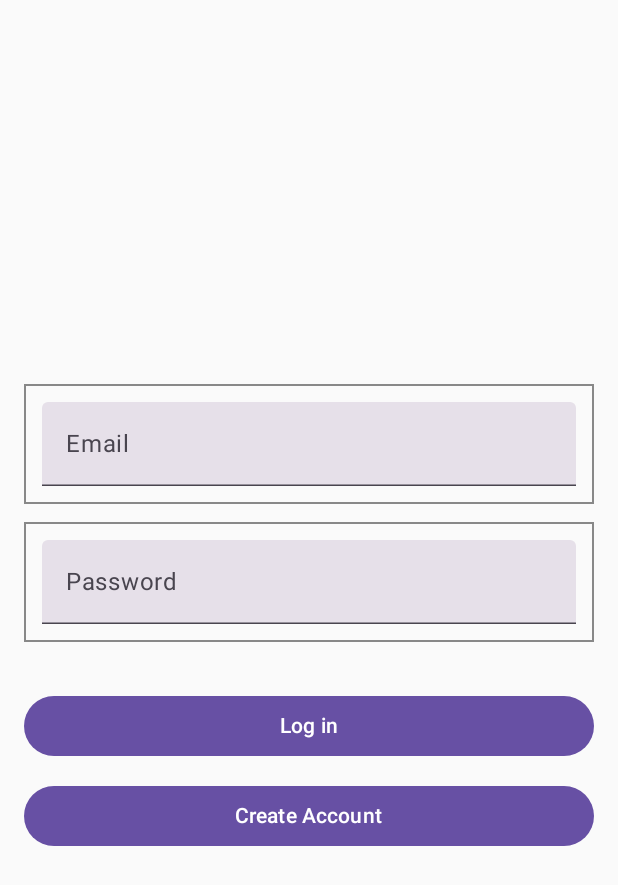
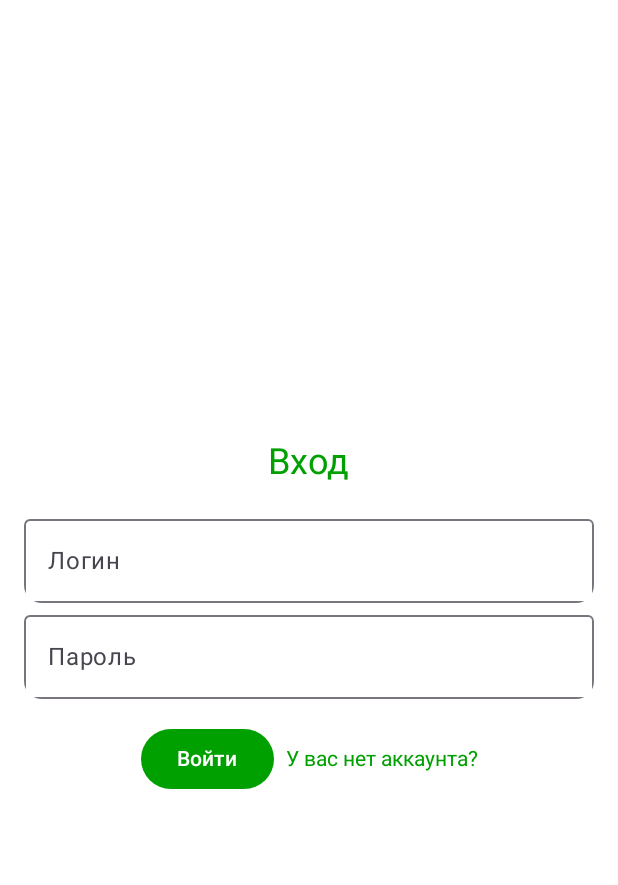
Before and after one commit to dizzy-166/NotifyME, an Android app built with Jetpack Compose: the screen it shows after launch (MainActivity), on a phone screen of 412 x 824 dp. Shown: the top 885 px of the screen. Run offline under Robolectric (Android 15) with nearby library versions, the phone set to English and light mode, and no system bars.

Commit message:
Registr Screen

```diff
--- a/app/build.gradle.kts
+++ b/app/build.gradle.kts
@@ -61,6 +61,12 @@ dependencies {
     implementation(libs.androidx.material3)
     implementation(libs.androidx.navigation.runtime.android)
     implementation(libs.androidx.navigation.compose)
+    implementation(platform("io.github.jan-tennert.supabase:bom:VERSION"))
+    implementation("io.github.jan-tennert.supabase:auth-kt")
+    implementation("io.github.jan-tennert.supabase:postgrest-kt")
+    implementation("io.github.jan-tennert.supabase:storage-kt")
+    implementation("io.github.jan-tennert.supabase:realtime-kt")
+
     testImplementation(libs.junit)
     androidTestImplementation(libs.androidx.junit)
     androidTestImplementation(libs.androidx.espresso.core)
--- a/app/src/main/java/com/example/notifyme/Navigation/Navigation.kt
+++ b/app/src/main/java/com/example/notifyme/Navigation/Navigation.kt
@@ -5,14 +5,16 @@ import androidx.navigation.compose.rememberNavController
 import androidx.navigation.compose.NavHost
 import androidx.navigation.compose.composable
 import com.example.notifyme.presentation.screens.LoginScreen
+import com.example.notifyme.presentation.screens.RegScreen
 
 @Composable
 fun AppNavigation() {
     val navController = rememberNavController()
 
-    NavHost(navController, startDestination = "splash") { //NavHost отвечает за анстройкуи маршрутов
+    NavHost(navController, startDestination = "splash") { //NavHost отвечает за настройку маршрутов
         composable("splash") { SplashScreen(navController) }
         composable("login") { LoginScreen(navController) }
+        composable("register") { RegScreen(navController) } // Добавляем маршрут для экрана регистрации
         composable("main") { MainScreen() }
     }
 }
--- a/app/src/main/java/com/example/notifyme/Screens/LoginScreen/LoginScreen.kt
+++ b/app/src/main/java/com/example/notifyme/Screens/LoginScreen/LoginScreen.kt
@@ -1,102 +1,83 @@
 package com.example.notifyme.presentation.screens
 
-import android.widget.Toast
-import androidx.compose.foundation.border
+import androidx.compose.foundation.background
+import androidx.compose.foundation.clickable
 import androidx.compose.foundation.layout.*
-import androidx.compose.foundation.text.KeyboardOptions
-import androidx.compose.material3.Button
-import androidx.compose.material3.Text
-import androidx.compose.material3.TextField
-import androidx.compose.runtime.Composable
-import androidx.compose.runtime.mutableStateOf
-import androidx.compose.runtime.remember
+import androidx.compose.material3.*
+import androidx.compose.runtime.*
 import androidx.compose.ui.Alignment
 import androidx.compose.ui.Modifier
 import androidx.compose.ui.graphics.Color
+import androidx.compose.ui.res.colorResource
+import androidx.compose.ui.text.input.PasswordVisualTransformation
+import androidx.compose.ui.unit.dp
+import androidx.compose.ui.unit.sp
+import androidx.compose.foundation.shape.RoundedCornerShape
+import androidx.compose.ui.draw.clip
 import androidx.compose.ui.text.input.ImeAction
-import androidx.compose.ui.text.input.KeyboardType
-import androidx.compose.ui.tooling.preview.Preview
-import androidx.compose.ui.unit.dp
 import androidx.navigation.NavController
+import com.example.notifyme.R
 
-@Preview(showBackground = true)
 @Composable
 fun LoginScreen(navController: NavController) {
-    // Поля для ввода данных
-    val email = remember { mutableStateOf("") }
-    val password = remember { mutableStateOf("") }
+    var username by remember { mutableStateOf("") }
+    var password by remember { mutableStateOf("") }
+    val greenColor = colorResource(id = R.color.Green_for_Splash)
 
-    // Логика авторизации
-    Column(
+    Box(
         modifier = Modifier
             .fillMaxSize()
-            .padding(16.dp),
+            .background(Color.White),
+        contentAlignment = Alignment.Center
+    ) {
+        Column(
             horizontalAlignment = Alignment.CenterHorizontally,
-        verticalArrangement = Arrangement.Center
+            verticalArrangement = Arrangement.Center,
+            modifier = Modifier.padding(16.dp)
         ) {
-        // Поле для ввода Email
-        TextField(
-            value = email.value,
-            onValueChange = { email.value = it },
-            keyboardOptions = KeyboardOptions.Default.copy(
-                keyboardType = KeyboardType.Email,
-                imeAction = ImeAction.Next
-            ),
+            Text(text = "Вход", fontSize = 24.sp, color = greenColor)
+            Spacer(modifier = Modifier.height(16.dp))
+
+            OutlinedTextField(
+                value = username,
+                onValueChange = { username = it },
+                label = { Text("Логин") },
+                singleLine = true,
                 modifier = Modifier
                     .fillMaxWidth()
-                .padding(bottom = 12.dp)
-                .border(1.dp, Color.Gray)
-                .padding(12.dp),
-            singleLine = true,
-            label = { Text("Email") } // Подсказка для поля email
+                    .clip(RoundedCornerShape(12.dp))
             )
 
-        // Поле для ввода пароля
-        TextField(
-            value = password.value,
-            onValueChange = { password.value = it },
-            keyboardOptions = KeyboardOptions.Default.copy(
-                keyboardType = KeyboardType.Password,
-                imeAction = ImeAction.Done
-            ),
+            OutlinedTextField(
+                value = password,
+                onValueChange = { password = it },
+                label = { Text("Пароль") },
+                singleLine = true,
+                visualTransformation = PasswordVisualTransformation(),
                 modifier = Modifier
                     .fillMaxWidth()
-                .padding(bottom = 12.dp)
-                .border(1.dp, Color.Gray)
-                .padding(12.dp),
-            singleLine = true,
-            label = { Text("Password") } // Подсказка для поля password
+                    .clip(RoundedCornerShape(12.dp))
             )
 
-        // Кнопка авторизации
+            Spacer(modifier = Modifier.height(16.dp))
+
+            Row(
+                verticalAlignment = Alignment.CenterVertically
+            ) {
                 Button(
-            onClick = {
-                // Логика авторизации
-                if (email.value.isNotEmpty() && password.value.isNotEmpty()) {
-                    // Переход на главный экран
-                    navController.navigate("main") {
-                        popUpTo("login") { inclusive = true } // Убираем экран авторизации
+                    onClick = { navController.navigate("main") },
+                    colors = ButtonDefaults.buttonColors(containerColor = greenColor)
+                ) {
+                    Text(text = "Войти", color = Color.White)
                 }
-                }
-            },
-            modifier = Modifier
-                .fillMaxWidth()
-                .padding(top = 20.dp)
-        ) {
-            Text(text = "Log in")
-        }
-
-        // Кнопка "Создать аккаунт"
-        Button(
-            onClick = {
-                // Логика для перехода на экран регистрации
-                navController.navigate("register") // Экран регистрации
-            },
-            modifier = Modifier
-                .fillMaxWidth()
-                .padding(top = 12.dp)
-        ) {
-            Text(text = "Create Account")
+                Spacer(modifier = Modifier.width(8.dp))
+                Text(
+                    text = "У вас нет аккаунта?",
+                    fontSize = 14.sp,
+                    color = greenColor,
+                    modifier = Modifier.clickable { navController.navigate("register") } // Переход на экран регистрации
+                )
             }
         }
     }
+}
--- a/app/src/main/res/values/colors.xml
+++ b/app/src/main/res/values/colors.xml
@@ -9,4 +9,5 @@
     <color name="white">#FFFFFFFF</color>
     <color name="gray">#808080</color>
     <color name="Green_for_Splash">#00A000</color>
+    <color name="green_primary">#4CAF50</color>
 </resources>
```
Also changed, not shown: app/src/main/java/com/example/notifyme/Screens/RegScreen/RegScreen.kt (added, +138 -0 lines). Lines whose indentation alone changed are shown as unchanged.
